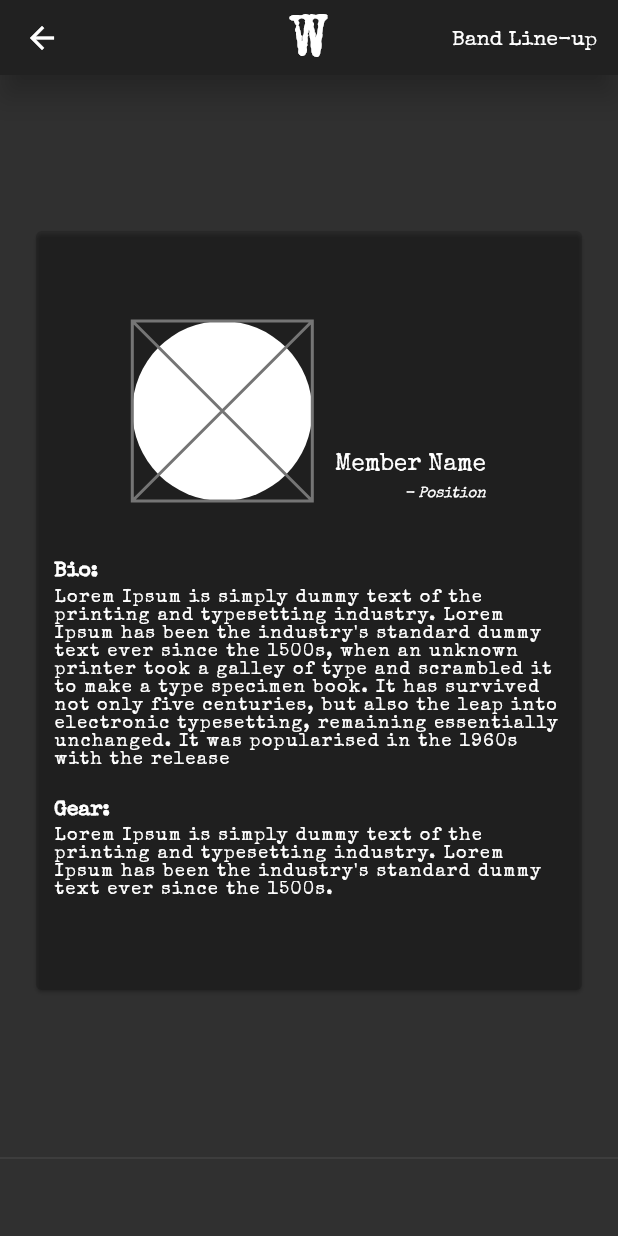
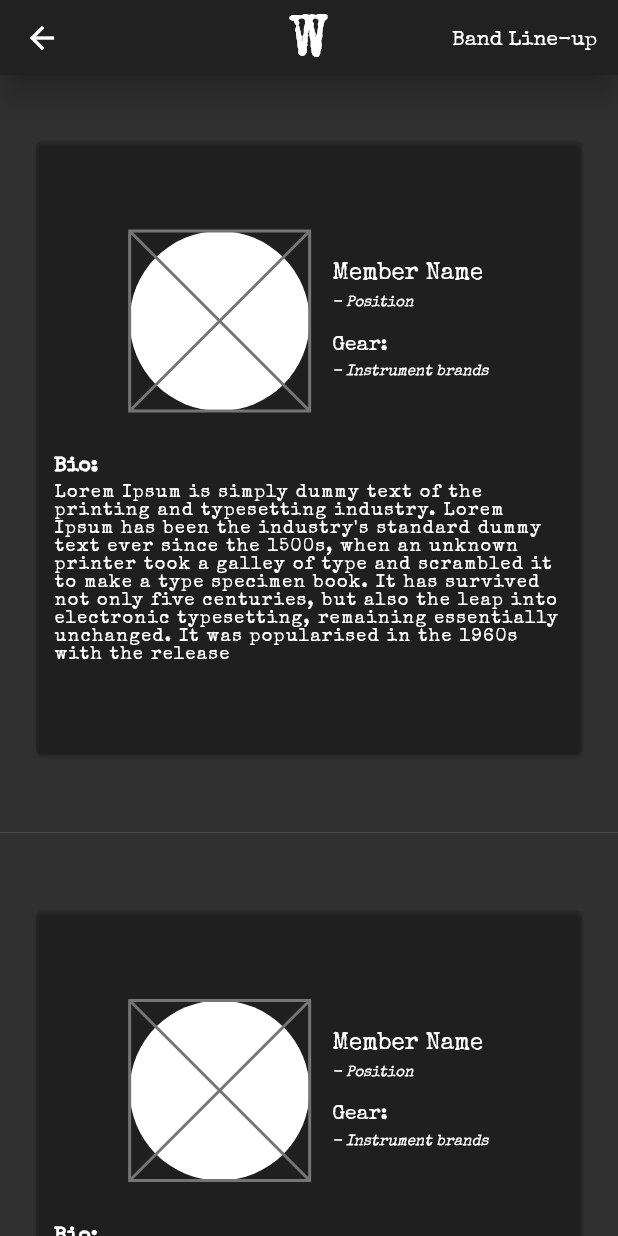
Before and after one commit to fatherof2sons/wood_band, a Flutter app: the BandLineup screen opened directly, on a phone screen of 412 x 824 dp. Run offline on Flutter 3.47's test engine with Material 2 defaults, Android fonts, the phone set to English and light mode, and no system bars; our stand-ins replace font_awesome_flutter.

Commit message:
initial pre-completion v2

```diff
--- a/lib/src/pages/band_lineup.dart
+++ b/lib/src/pages/band_lineup.dart
@@ -34,7 +34,7 @@ class BandLineup extends StatelessWidget {
   Widget _buildMembersColumn(BuildContext context) {
     return Container(
       // height: MediaQuery.of(context).size.height,
-      padding: const EdgeInsets.symmetric(vertical: 100.0, horizontal: 20.0),
+      padding: const EdgeInsets.symmetric(vertical: 40.0, horizontal: 20.0),
       child: Card(
         color: Colors.black12,
         child: Padding(
@@ -45,7 +45,7 @@ class BandLineup extends StatelessWidget {
             children: [
               Row(
                 mainAxisAlignment: MainAxisAlignment.center,
-                crossAxisAlignment: CrossAxisAlignment.end,
+                crossAxisAlignment: CrossAxisAlignment.center,
                 children: [
                   CircleAvatar(
                     backgroundColor: Colors.white,
@@ -56,7 +56,7 @@ class BandLineup extends StatelessWidget {
                   ),
                   SizedBox(width: 15.0),
                   Column(
-                    crossAxisAlignment: CrossAxisAlignment.end,
+                    crossAxisAlignment: CrossAxisAlignment.start,
                     children: [
                       Text(
                         'Member Name',
@@ -69,11 +69,23 @@ class BandLineup extends StatelessWidget {
                         style: TextStyler.white().copyWith(
                             fontSize: 10.0, fontStyle: FontStyle.italic),
                       ),
+                      SizedBox(height: 16.0),
+                      Text(
+                        'Gear: ',
+                        style: TextStyler.white().copyWith(),
+                      ),
+                      SizedBox(height: 6.0),
+                      Text(
+                        '- Instrument brands',
+                        textAlign: TextAlign.left,
+                        style: TextStyler.white().copyWith(
+                            fontSize: 10.0, fontStyle: FontStyle.italic),
+                      ),
                     ],
                   ),
                 ],
               ),
-              SizedBox(height: 20.0),
+              SizedBox(height: 10.0),
               Column(
                 // crossAxisAlignment: CrossAxisAlignment.start,
                 children: [
@@ -94,23 +106,6 @@ class BandLineup extends StatelessWidget {
                       ),
                     ],
                   ),
-                  SizedBox(height: 20.0),
-                  Column(
-                    crossAxisAlignment: CrossAxisAlignment.start,
-                    children: [
-                      Text(
-                        'Gear:',
-                        style: TextStyler.white()
-                            .copyWith(fontWeight: FontWeight.bold),
-                      ),
-                      SizedBox(height: 5.0),
-                      Text(
-                        "Lorem Ipsum is simply dummy text of the printing and typesetting industry. Lorem Ipsum has been the industry's standard dummy text ever since the 1500s.",
-                        style: TextStyler.white()
-                            .copyWith(letterSpacing: 1.0, fontSize: 12.0),
-                      ),
-                    ],
-                  )
                 ],
               ),
             ],
--- a/lib/src/pages/home.dart
+++ b/lib/src/pages/home.dart
@@ -47,7 +47,7 @@ class Home extends StatelessWidget {
               physics: NeverScrollableScrollPhysics(),
               children: [
                 _buildDrawerHeader(),
-                SizedBox(height: 20.0),
+                SizedBox(height: 10.0),
                 _buildPageList(
                   onTapLineup: () => _navigate(context, BandLineup()),
                   onTapGallery: () => _navigate(context, Gallery()),
@@ -55,7 +55,7 @@ class Home extends StatelessWidget {
                   onTapAbout: () => _navigate(context, About()),
                 ),
                 SizedBox(
-                  height: isMobile ? 60.0 : 160.0,
+                  height: isMobile ? 30.0 : 160.0,
                 ),
                 Column(
                   mainAxisAlignment: MainAxisAlignment.center,
@@ -88,7 +88,7 @@ class Home extends StatelessWidget {
                   ],
                 ),
                 SizedBox(
-                  height: isMobile ? 60.0 : 160.0,
+                  height: isMobile ? 30.0 : 160.0,
                 ),
                 Text(
                   '©2021 Allrights Reserved.\nTheWoodBand.co',
```
Also changed, not shown: lib/src/pages/about.dart (+7 -9 lines), lib/src/pages/contact.dart (+6 -4 lines).
